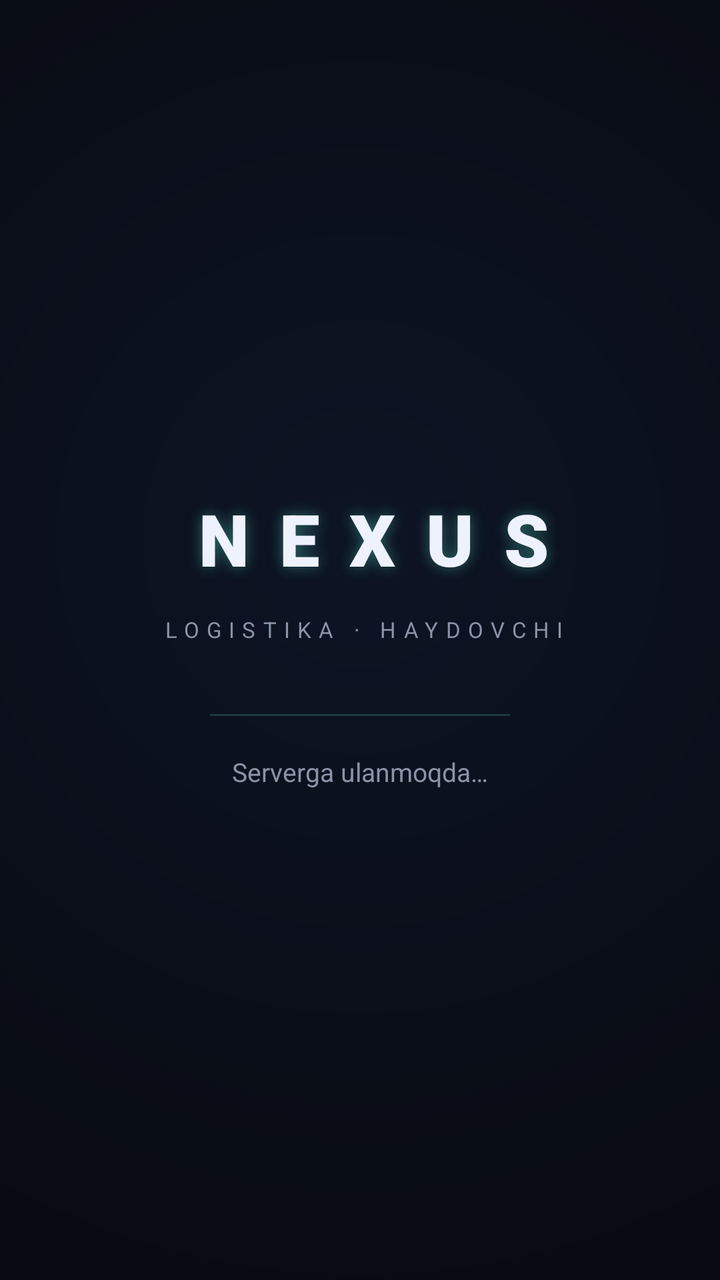
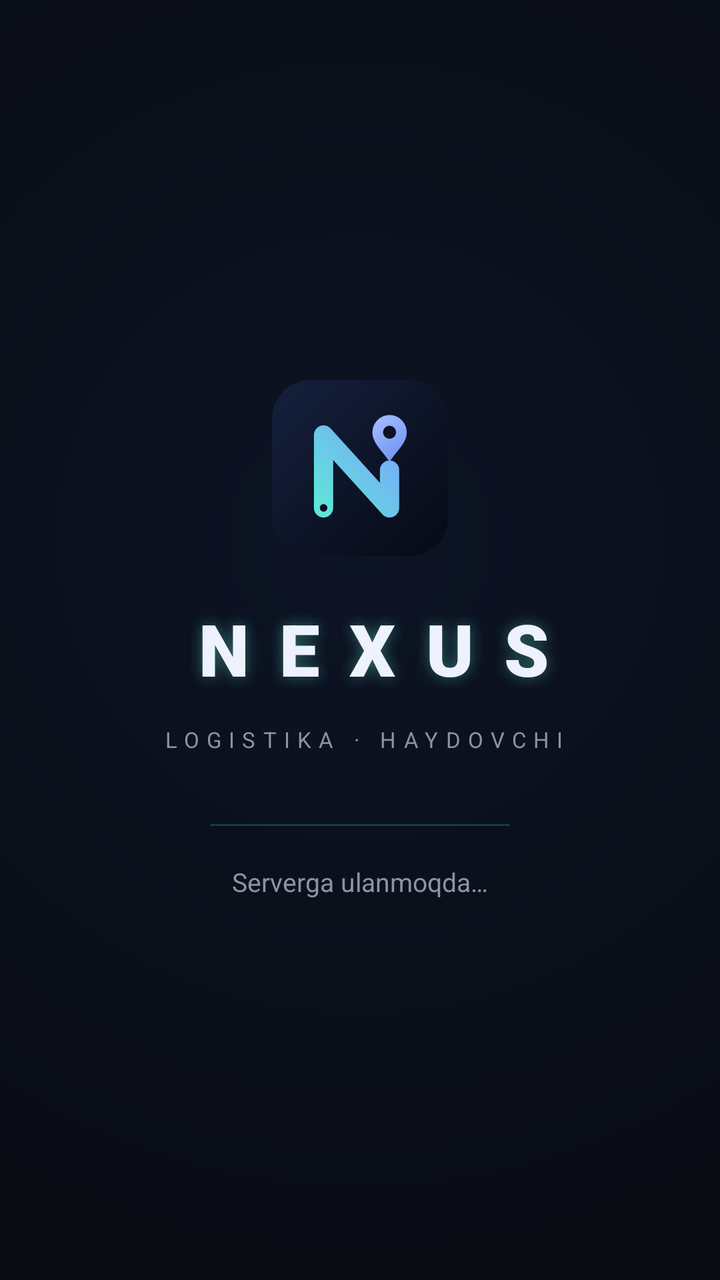

Before-and-after screenshots of an Android layout around one commit, followed by the original layout XML and the change that was made.
<!-- AndroidManifest.xml: application theme Theme.NexusDriver -->
<!-- res/layout/activity_main.xml -->
<?xml version="1.0" encoding="utf-8"?>
<FrameLayout xmlns:android="http://schemas.android.com/apk/res/android"
    android:layout_width="match_parent"
    android:layout_height="match_parent"
    android:background="#07080c">

    <WebView
        android:id="@+id/web"
        android:layout_width="match_parent"
        android:layout_height="match_parent" />

    <LinearLayout
        android:id="@+id/splash"
        android:layout_width="match_parent"
        android:layout_height="match_parent"
        android:background="@drawable/splash_bg"
        android:gravity="center"
        android:orientation="vertical"
        android:padding="32dp">

        <LinearLayout
            android:id="@+id/splash_brand"
            android:layout_width="wrap_content"
            android:layout_height="wrap_content"
            android:gravity="center_horizontal"
            android:orientation="vertical">

            <TextView
                android:layout_width="wrap_content"
                android:layout_height="wrap_content"
                android:fontFamily="sans-serif-black"
                android:letterSpacing="0.42"
                android:paddingStart="14dp"
                android:shadowColor="#665eead4"
                android:shadowRadius="18"
                android:text="NEXUS"
                android:textColor="#eef2ff"
                android:textSize="36sp" />

            <TextView
                android:layout_width="wrap_content"
                android:layout_height="wrap_content"
                android:layout_marginTop="14dp"
                android:letterSpacing="0.34"
                android:paddingStart="4dp"
                android:text="LOGISTIKA · HAYDOVCHI"
                android:textColor="#8b93a7"
                android:textSize="11sp" />
        </LinearLayout>

        <ProgressBar
            style="?android:attr/progressBarStyleHorizontal"
            android:layout_width="150dp"
            android:layout_height="3dp"
            android:layout_marginTop="34dp"
            android:indeterminate="true"
            android:indeterminateTint="#5eead4"
            android:progressBackgroundTint="#22ffffff" />

        <TextView
            android:id="@+id/splash_text"
            android:layout_width="wrap_content"
            android:layout_height="wrap_content"
            android:layout_marginTop="18dp"
            android:text="Serverga ulanmoqda…"
            android:textColor="#8b93a7"
            android:textSize="13sp" />
    </LinearLayout>
</FrameLayout>
<!-- resources referenced by this layout -->
<resources>
  <!-- drawable splash_bg (drawable) -->
  <?xml version="1.0" encoding="utf-8"?>
  <shape xmlns:android="http://schemas.android.com/apk/res/android" android:shape="rectangle">
      <gradient
          android:type="radial"
          android:centerX="0.5"
          android:centerY="0.42"
          android:gradientRadius="520dp"
          android:startColor="#0d1424"
          android:endColor="#07080c" />
  </shape>
  <style name="Theme.NexusDriver" parent="Theme.AppCompat.DayNight.NoActionBar">
          <item name="android:statusBarColor">#07080c</item>
          <item name="android:navigationBarColor">#07080c</item>
          <item name="android:windowBackground">#07080c</item>
          <item name="colorPrimary">#7aa2ff</item>
          <item name="colorAccent">#5eead4</item>
      </style>
</resources>

<!-- the commit's change to res/layout/activity_main.xml (unified diff, before → after) -->
@@ -24,6 +24,13 @@
             android:layout_height="wrap_content"
             android:gravity="center_horizontal"
             android:orientation="vertical">
+
+            <ImageView
+                android:layout_width="88dp"
+                android:layout_height="88dp"
+                android:layout_marginBottom="22dp"
+                android:contentDescription="@string/app_name"
+                android:src="@drawable/ic_brand" />
 
             <TextView
                 android:layout_width="wrap_content"
<!-- resource entries referenced after the edit -->
@@ -1,5 +1,6 @@
 <!-- resources referenced by this layout -->
 <resources>
+  <!-- drawable ic_brand: vector/xml drawable (drawable, 2323 chars, omitted) -->
   <!-- drawable splash_bg (drawable) -->
   <?xml version="1.0" encoding="utf-8"?>
   <shape xmlns:android="http://schemas.android.com/apk/res/android" android:shape="rectangle">
@@ -11,6 +12,7 @@
           android:startColor="#0d1424"
           android:endColor="#07080c" />
   </shape>
+  <string name="app_name">Nexus Haydovchi</string>
   <style name="Theme.NexusDriver" parent="Theme.AppCompat.DayNight.NoActionBar">
           <item name="android:statusBarColor">#07080c</item>
           <item name="android:navigationBarColor">#07080c</item>
